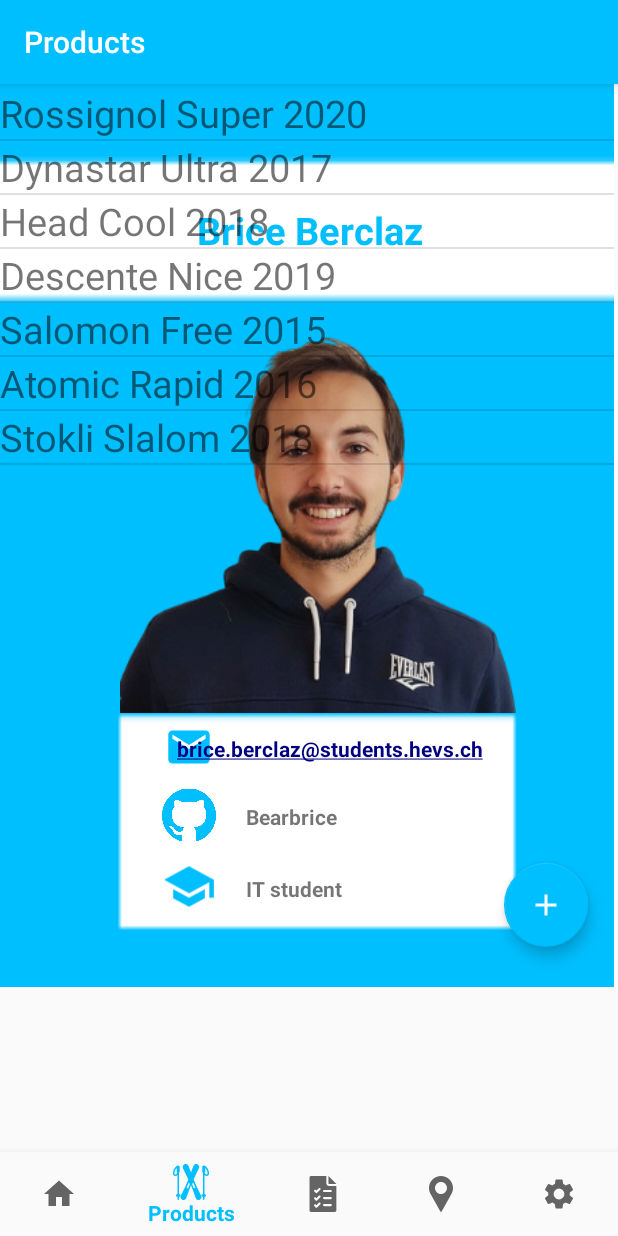
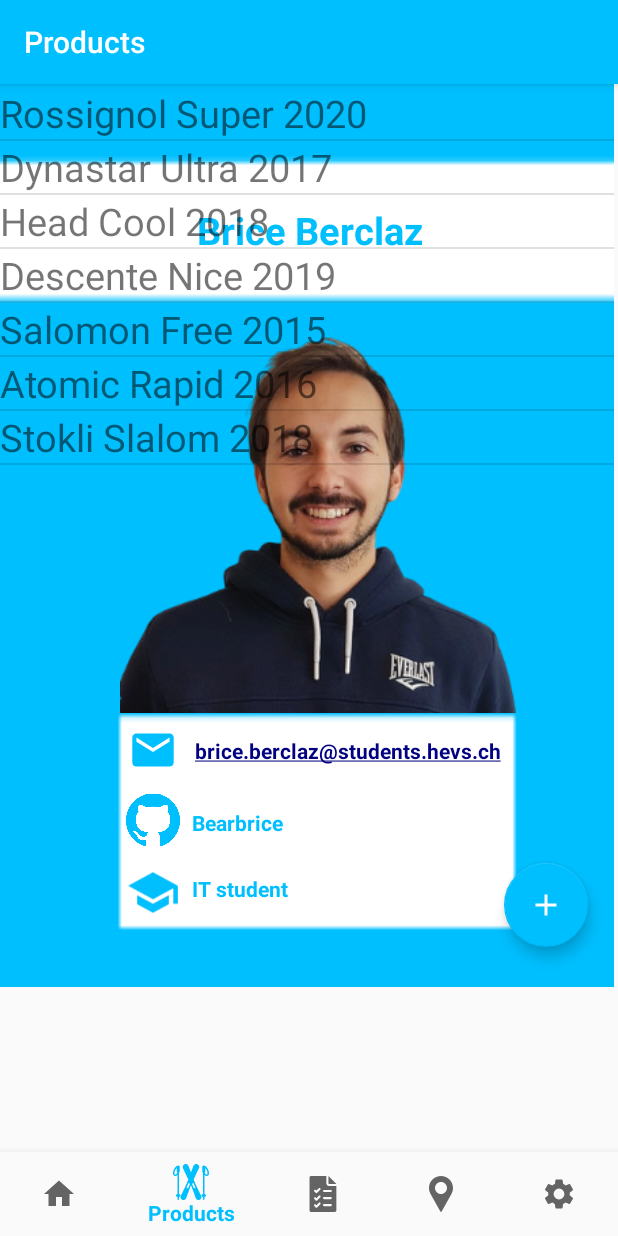
Before and after one commit to Bearbrice/BerclazMaySkiSeller, an Android app: the fragment BriceFragment placed in its activity, item 2 of the bottom bar chosen, on a phone screen of 412 x 824 dp. Run offline under Robolectric (Android 15) with nearby library versions, the phone set to English and light mode, and no system bars; our stand-ins replace Room's generated code, navigation-ui.

Commit message:
Home fragment last modifications.

```diff
--- a/app/src/main/java/com/example/berclazmayskiseller/ui/home/UsFragment.java
+++ b/app/src/main/java/com/example/berclazmayskiseller/ui/home/UsFragment.java
@@ -21,14 +21,6 @@
     public View onCreateView(@NonNull final LayoutInflater inflater,
                              ViewGroup container, Bundle savedInstanceState) {
         View view = inflater.inflate(R.layout.fragment_home_us, container, false);
-
-        webView = (WebView) view.findViewById(R.id.webview);
-        webView.setWebViewClient(new WebViewClient());
-        webView.loadUrl("https://github.com/Bearbrice/BerclazMaySkiSeller/tree/master");
-
-        WebSettings webSettings = webView.getSettings();
-        webSettings.setJavaScriptEnabled(true);
-
         return view;
     }
 }
--- a/app/src/main/res/layout/fragment_home_brice.xml
+++ b/app/src/main/res/layout/fragment_home_brice.xml
@@ -13,7 +13,7 @@
         <androidx.constraintlayout.widget.ConstraintLayout
             android:layout_width="414dp"
             android:layout_height="602dp"
-            android:background="@drawable/home_background"
+            android:background="@drawable/creators_background"
             android:orientation="vertical"
             app:layout_constraintStart_toStartOf="parent"
             app:layout_constraintTop_toTopOf="parent">
@@ -45,8 +45,8 @@
             <ImageView
                 android:layout_width="36dp"
                 android:layout_height="36dp"
-                android:layout_marginStart="108dp"
-                android:layout_marginBottom="142dp"
+                android:layout_marginStart="84dp"
+                android:layout_marginBottom="140dp"
                 android:src="@drawable/ic_mail"
                 app:layout_constraintBottom_toBottomOf="parent"
                 app:layout_constraintStart_toStartOf="parent" />
@@ -55,8 +55,8 @@
                 android:layout_width="wrap_content"
                 android:layout_height="wrap_content"
                 android:layout_gravity="center_vertical"
-                android:layout_marginEnd="92dp"
-                android:layout_marginBottom="149dp"
+                android:layout_marginEnd="80dp"
+                android:layout_marginBottom="148dp"
                 android:autoLink="email"
                 android:paddingLeft="20dp"
                 android:text="@string/mail_brice"
@@ -67,8 +67,8 @@
             <ImageView
                 android:layout_width="36dp"
                 android:layout_height="38dp"
-                android:layout_marginStart="108dp"
-                android:layout_marginBottom="95dp"
+                android:layout_marginStart="84dp"
+                android:layout_marginBottom="92dp"
                 android:src="@drawable/ic_github_blue"
                 app:layout_constraintBottom_toBottomOf="parent"
                 app:layout_constraintStart_toStartOf="parent" />
@@ -77,8 +77,9 @@
                 android:layout_width="wrap_content"
                 android:layout_height="wrap_content"
                 android:layout_gravity="center_vertical"
-                android:layout_marginStart="144dp"
-                android:layout_marginBottom="104dp"
+                android:layout_marginStart="108dp"
+                android:layout_marginBottom="100dp"
+                android:textColor="@color/colorPrimary"
                 android:paddingLeft="20dp"
                 android:text="@string/github_brice"
                 android:textStyle="bold"
@@ -88,8 +89,8 @@
             <ImageView
                 android:layout_width="36dp"
                 android:layout_height="38dp"
-                android:layout_marginStart="108dp"
-                android:layout_marginBottom="48dp"
+                android:layout_marginStart="84dp"
+                android:layout_marginBottom="44dp"
                 android:src="@drawable/ic_student"
                 app:layout_constraintBottom_toBottomOf="parent"
                 app:layout_constraintStart_toStartOf="parent" />
@@ -98,9 +99,10 @@
                 android:layout_width="wrap_content"
                 android:layout_height="wrap_content"
                 android:layout_gravity="center_vertical"
-                android:layout_marginStart="144dp"
+                android:layout_marginStart="108dp"
                 android:layout_marginBottom="56dp"
                 android:paddingLeft="20dp"
+                android:textColor="@color/colorPrimary"
                 android:text="@string/text_student"
                 android:textStyle="bold"
                 app:layout_constraintBottom_toBottomOf="parent"
--- a/app/src/main/res/values/strings.xml
+++ b/app/src/main/res/values/strings.xml
@@ -139,11 +139,12 @@
     <string name="name_aurelien">Aurélien May</string>
     <string name="mail_aurelien">aurelien.may@students.hevs.ch</string>
     <string name="github_aurelien">aurelienmay</string>
-    <string name="project_name">Ski Seller Project</string>
+    <string name="project_name">Ski Seller Project !</string>
     <string name="mail_brice">brice.berclaz@students.hevs.ch</string>
     <string name="github_brice">Bearbrice</string>
     <string name="name_brice">Brice Berclaz</string>
     <string name="settings_about_us">We are students in HES-SO Valais-Wallis and our task was to do an android application with the Ski Seller theme.</string>
     <string name="settings_version">©BerclazMay 2020 - Version 1.0</string>
     <string name="text_student">IT student</string>
+    <string name="welcome_message">Welcome on our</string>
 </resources>
```
Also changed, not shown: app/src/main/res/drawable/blue_background.xml (deleted, +0 -7 lines), app/src/main/res/layout/fragment_home_aurelien.xml (+13 -11 lines), app/src/main/res/layout/fragment_home_us.xml (+44 -22 lines), app/src/main/res/drawable-xhdpi/creators_background.png (renamed from app/src/main/res/drawable-xhdpi/home_background.png), app/src/main/res/drawable-xhdpi/us_background.png (added).
